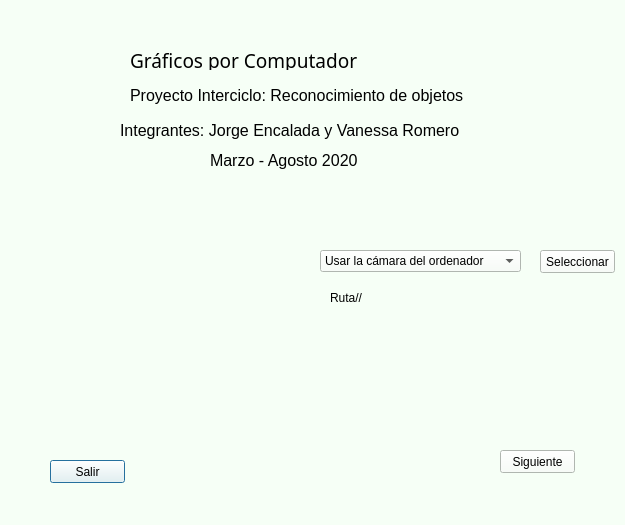
First picture: the form in Interciclo/src/Principal.ui, repository JEEU95/IntercicloGraficos, before the edit.
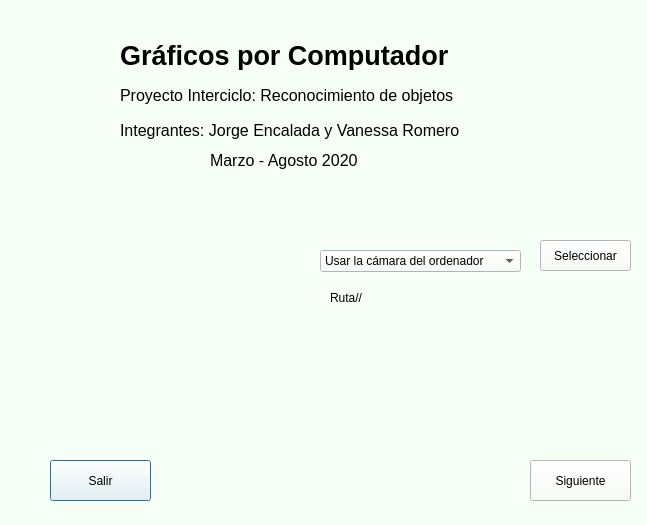
Second picture: the form after the edit. Icons and pictures are not drawn.

Diff of the .ui file:
```diff
--- a/Interciclo/src/Principal.ui
+++ b/Interciclo/src/Principal.ui
@@ -6,7 +6,7 @@
    <rect>
     <x>0</x>
     <y>0</y>
-    <width>625</width>
+    <width>647</width>
     <height>525</height>
    </rect>
   </property>
@@ -19,16 +19,18 @@
   <widget class="QLabel" name="label">
    <property name="geometry">
     <rect>
-     <x>130</x>
-     <y>20</y>
-     <width>351</width>
-     <height>81</height>
+     <x>120</x>
+     <y>40</y>
+     <width>361</width>
+     <height>31</height>
     </rect>
    </property>
    <property name="font">
     <font>
-     <family>Ravie</family>
-     <pointsize>14</pointsize>
+     <family>MS Shell Dlg 2</family>
+     <pointsize>20</pointsize>
+     <weight>75</weight>
+     <bold>true</bold>
     </font>
    </property>
    <property name="text">
@@ -38,7 +40,7 @@
   <widget class="QLabel" name="label_2">
    <property name="geometry">
     <rect>
-     <x>130</x>
+     <x>120</x>
      <y>70</y>
      <width>351</width>
      <height>51</height>
@@ -94,10 +96,13 @@
     <rect>
      <x>50</x>
      <y>460</y>
-     <width>75</width>
-     <height>23</height>
+     <width>101</width>
+     <height>41</height>
     </rect>
    </property>
+   <property name="styleSheet">
+    <string notr="true">font: 11pt &quot;Segoe UI Emoji&quot;;</string>
+   </property>
    <property name="text">
     <string>Salir</string>
    </property>
@@ -105,12 +110,15 @@
   <widget class="QPushButton" name="btnSiguiente">
    <property name="geometry">
     <rect>
-     <x>500</x>
-     <y>450</y>
-     <width>75</width>
-     <height>23</height>
+     <x>530</x>
+     <y>460</y>
+     <width>101</width>
+     <height>41</height>
     </rect>
    </property>
+   <property name="styleSheet">
+    <string notr="true">font: 11pt &quot;Segoe UI Emoji&quot;;</string>
+   </property>
    <property name="text">
     <string>Siguiente</string>
    </property>
@@ -119,11 +127,14 @@
    <property name="geometry">
     <rect>
      <x>540</x>
-     <y>250</y>
-     <width>75</width>
-     <height>23</height>
+     <y>240</y>
+     <width>91</width>
+     <height>31</height>
     </rect>
    </property>
+   <property name="styleSheet">
+    <string notr="true">font: 11pt &quot;Segoe UI Emoji&quot;;</string>
+   </property>
    <property name="text">
     <string>Seleccionar</string>
    </property>
```
Left out of the diff: 3 changed lines with no effect on the pictures.
